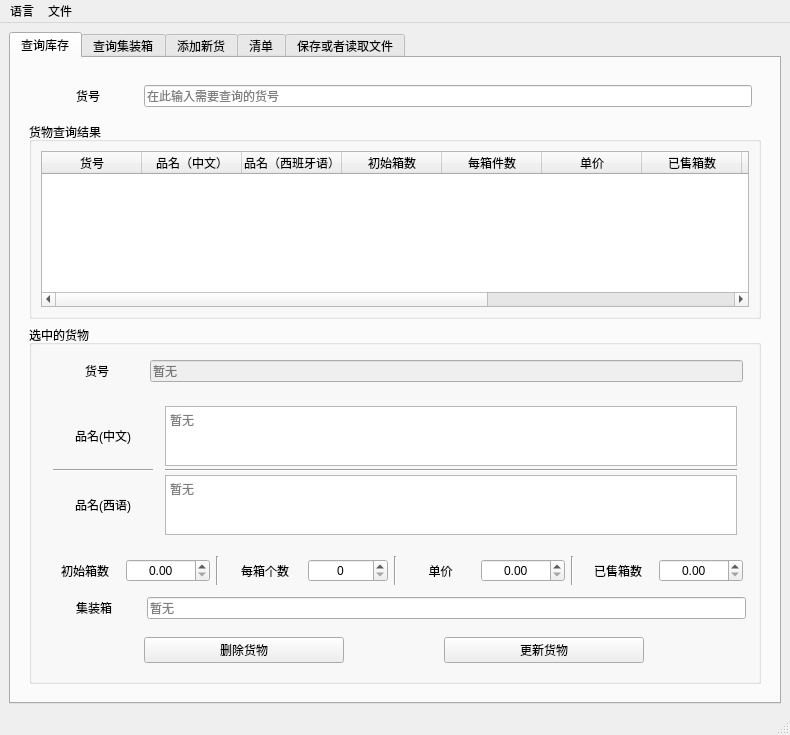
Qt form CompanyStroageManagement/mainwindow.ui (linxinwNeo/CompanyStroageManagement) before a commit.
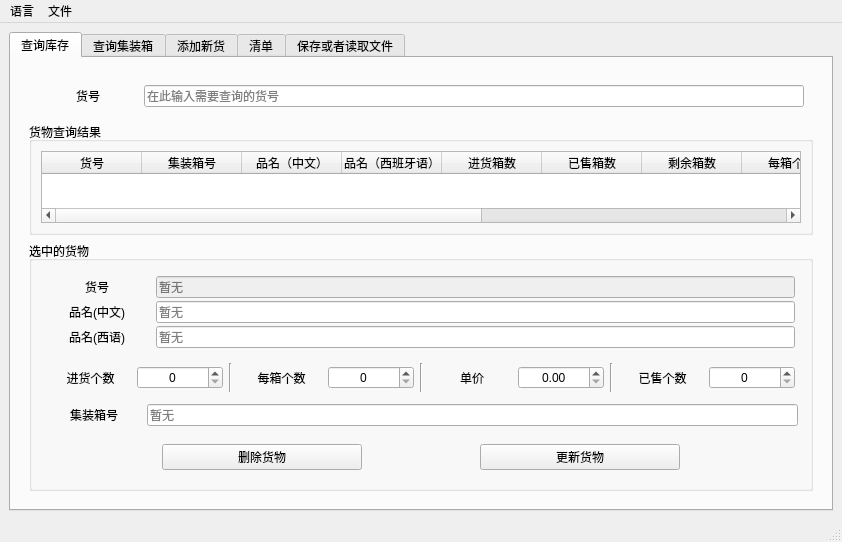
The same form after that commit.

Diff of the .ui file:
```diff
--- a/CompanyStroageManagement/mainwindow.ui
+++ b/CompanyStroageManagement/mainwindow.ui
@@ -6,8 +6,8 @@
    <rect>
     <x>0</x>
     <y>0</y>
-    <width>790</width>
-    <height>735</height>
+    <width>842</width>
+    <height>481</height>
    </rect>
   </property>
   <property name="windowTitle">
@@ -112,6 +112,11 @@
                   <string>货号</string>
                  </property>
                 </column>
+                <column>
+                 <property name="text">
+                  <string>集装箱号</string>
+                 </property>
+                </column>
                 <column>
                  <property name="text">
                   <string>品名（中文）</string>
@@ -124,17 +129,7 @@
                 </column>
                 <column>
                  <property name="text">
-                  <string>初始箱数</string>
-                 </property>
-                </column>
-                <column>
-                 <property name="text">
-                  <string>每箱件数</string>
-                 </property>
-                </column>
-                <column>
-                 <property name="text">
-                  <string>单价</string>
+                  <string>进货箱数</string>
                  </property>
                 </column>
                 <column>
@@ -142,11 +137,6 @@
                   <string>已售箱数</string>
                  </property>
                 </column>
-                <column>
-                 <property name="text">
-                  <string>已售个数</string>
-                 </property>
-                </column>
                 <column>
                  <property name="text">
                   <string>剩余箱数</string>
@@ -154,12 +144,27 @@
                 </column>
                 <column>
                  <property name="text">
-                  <string>剩余件数</string>
+                  <string>每箱个数</string>
                  </property>
                 </column>
                 <column>
                  <property name="text">
-                  <string>集装箱</string>
+                  <string>进货个数</string>
+                 </property>
+                </column>
+                <column>
+                 <property name="text">
+                  <string>已售个数</string>
+                 </property>
+                </column>
+                <column>
+                 <property name="text">
+                  <string>剩余个数</string>
+                 </property>
+                </column>
+                <column>
+                 <property name="text">
+                  <string>单价</string>
                  </property>
                 </column>
                </widget>
@@ -173,77 +178,6 @@
               <string>选中的货物</string>
              </property>
              <layout class="QVBoxLayout" name="verticalLayout_11">
-              <item>
-               <widget class="QWidget" name="widget_6" native="true">
-                <layout class="QHBoxLayout" name="horizontalLayout_10">
-                 <property name="spacing">
-                  <number>3</number>
-                 </property>
-                 <property name="leftMargin">
-                  <number>3</number>
-                 </property>
-                 <property name="topMargin">
-                  <number>3</number>
-                 </property>
-                 <property name="rightMargin">
-                  <number>3</number>
-                 </property>
-                 <property name="bottomMargin">
-                  <number>3</number>
-                 </property>
-                 <item>
-                  <widget class="QWidget" name="widget_7" native="true">
-                   <layout class="QHBoxLayout" name="horizontalLayout_2">
-                    <property name="spacing">
-                     <number>3</number>
-                    </property>
-                    <property name="leftMargin">
-                     <number>3</number>
-                    </property>
-                    <property name="topMargin">
-                     <number>3</number>
-                    </property>
-                    <property name="rightMargin">
-                     <number>3</number>
-                    </property>
-                    <property name="bottomMargin">
-                     <number>3</number>
-                    </property>
-                    <item>
-                     <widget class="QLabel" name="selected_model_MODELCODE_label">
-                      <property name="minimumSize">
-                       <size>
-                        <width>100</width>
-                        <height>0</height>
-                       </size>
-                      </property>
-                      <property name="text">
-                       <string>货号</string>
-                      </property>
-                      <property name="alignment">
-                       <set>Qt::AlignCenter</set>
-                      </property>
-                     </widget>
-                    </item>
-                    <item>
-                     <widget class="QLineEdit" name="selected_model_MODELCODE_LE">
-                      <property name="enabled">
-                       <bool>false</bool>
-                      </property>
-                      <property name="readOnly">
-                       <bool>true</bool>
-                      </property>
-                      <property name="placeholderText">
-                       <string>暂无</string>
-                      </property>
-                     </widget>
-                    </item>
-                   </layout>
-                  </widget>
-                 </item>
-                </layout>
-               </widget>
-              </item>
               <item>
                <widget class="QWidget" name="widget_17" native="true">
                 <property name="sizePolicy">
@@ -253,6 +187,21 @@
                  </sizepolicy>
                 </property>
                 <layout class="QHBoxLayout" name="horizontalLayout_3">
+                 <property name="spacing">
+                  <number>3</number>
+                 </property>
+                 <property name="leftMargin">
+                  <number>3</number>
+                 </property>
+                 <property name="topMargin">
+                  <number>3</number>
+                 </property>
+                 <property name="rightMargin">
+                  <number>3</number>
+                 </property>
+                 <property name="bottomMargin">
+                  <number>3</number>
+                 </property>
                  <item>
                   <widget class="QWidget" name="widget_8" native="true">
                    <layout class="QVBoxLayout" name="verticalLayout_5">
@@ -271,6 +220,22 @@
                     <property name="bottomMargin">
                      <number>3</number>
                     </property>
+                    <item>
+                     <widget class="QLabel" name="selected_model_MODELCODE_label">
+                      <property name="minimumSize">
+                       <size>
+                        <width>100</width>
+                        <height>0</height>
+                       </size>
+                      </property>
+                      <property name="text">
+                       <string>货号</string>
+                      </property>
+                      <property name="alignment">
+                       <set>Qt::AlignCenter</set>
+                      </property>
+                     </widget>
+                    </item>
                     <item>
                      <widget class="QLabel" name="selected_model_DESCRIPTION_CN_label">
                       <property name="enabled">
@@ -290,13 +255,6 @@
                       </property>
                      </widget>
                     </item>
-                    <item>
-                     <widget class="Line" name="line_6">
-                      <property name="orientation">
-                       <enum>Qt::Horizontal</enum>
-                      </property>
-                     </widget>
-                    </item>
                     <item>
                      <widget class="QLabel" name="selected_model_DESCRIPTION_SPAN_label">
                       <property name="enabled">
@@ -338,63 +296,27 @@
                      <number>3</number>
                     </property>
                     <item>
-                     <widget class="QTextEdit" name="selected_model_DESCRIPTION_CN_TextEdit">
-                      <property name="sizePolicy">
-                       <sizepolicy hsizetype="Expanding" vsizetype="Preferred">
-                        <horstretch>0</horstretch>
-                        <verstretch>0</verstretch>
-                       </sizepolicy>
+                     <widget class="QLineEdit" name="selected_model_MODELCODE_LE">
+                      <property name="enabled">
+                       <bool>false</bool>
                       </property>
-                      <property name="minimumSize">
-                       <size>
-                        <width>200</width>
-                        <height>30</height>
-                       </size>
+                      <property name="readOnly">
+                       <bool>true</bool>
                       </property>
-                      <property name="maximumSize">
-                       <size>
-                        <width>16777215</width>
-                        <height>60</height>
-                       </size>
-                      </property>
-                      <property name="sizeAdjustPolicy">
-                       <enum>QAbstractScrollArea::AdjustToContents</enum>
-                      </property>
                       <property name="placeholderText">
                        <string>暂无</string>
                       </property>
                      </widget>
                     </item>
                     <item>
-                     <widget class="Line" name="line_5">
-                      <property name="orientation">
-                       <enum>Qt::Horizontal</enum>
+                     <widget class="QLineEdit" name="selected_model_DESCRIPTION_CN_lineEdit">
+                      <property name="placeholderText">
+                       <string>暂无</string>
                       </property>
                      </widget>
                     </item>
                     <item>
-                     <widget class="QTextEdit" name="selected_model_DESCRIPTION_SPAN_TextEdit">
-                      <property name="sizePolicy">
-                       <sizepolicy hsizetype="Expanding" vsizetype="Preferred">
-                        <horstretch>0</horstretch>
-                        <verstretch>0</verstretch>
-                       </sizepolicy>
-                      </property>
-                      <property name="minimumSize">
-                       <size>
-                        <width>200</width>
-                        <height>30</height>
-                       </size>
-                      </property>
-                      <property name="maximumSize">
-                       <size>
-                        <width>16777215</width>
-                        <height>60</height>
-                       </size>
-                      </property>
-                      <property name="sizeAdjustPolicy">
-                       <enum>QAbstractScrollArea::AdjustToContents</enum>
-                      </property>
+                     <widget class="QLineEdit" name="selected_model_DESCRIPTION_SPAN_TextEdit_lineEdit">
                       <property name="placeholderText">
                        <string>暂无</string>
                       </property>
@@ -448,7 +370,7 @@
                        <bool>true</bool>
                       </property>
                       <property name="text">
-                       <string>初始箱数</string>
+                       <string>进货个数</string>
                       </property>
                       <property name="alignment">
                        <set>Qt::AlignCenter</set>
@@ -456,12 +378,12 @@
                      </widget>
                     </item>
                     <item>
-                     <widget class="QDoubleSpinBox" name="selected_model_NUM_INIT_BOXES_SB">
+                     <widget class="QSpinBox" name="selected_model_NUM_INIT_BOXES_SB">
                       <property name="alignment">
                        <set>Qt::AlignCenter</set>
                       </property>
                       <property name="maximum">
-                       <double>100000000.000000000000000</double>
+                       <number>999999999</number>
                       </property>
                      </widget>
                     </item>
@@ -512,7 +434,7 @@
                        <set>Qt::AlignCenter</set>
                       </property>
                       <property name="maximum">
-                       <number>100000000</number>
+                       <number>999999999</number>
                       </property>
                      </widget>
                     </item>
@@ -563,7 +485,7 @@
                        <set>Qt::AlignCenter</set>
                       </property>
                       <property name="maximum">
-                       <double>100000000.000000000000000</double>
+                       <double>999999999999999.000000000000000</double>
                       </property>
                      </widget>
                     </item>
@@ -598,7 +520,7 @@
                     <item>
                      <widget class="QLabel" name="selected_model_NUM_SOLD_BOXES_label">
                       <property name="text">
-                       <string>已售箱数</string>
+                       <string>已售个数</string>
                       </property>
                       <property name="alignment">
                        <set>Qt::AlignCenter</set>
@@ -606,12 +528,12 @@
                      </widget>
                     </item>
                     <item>
-                     <widget class="QDoubleSpinBox" name="selected_model_NUM_SOLD_BOXES_SB">
+                     <widget class="QSpinBox" name="selected_model_NUM_SOLD_BOXES_SB">
                       <property name="alignment">
                        <set>Qt::AlignCenter</set>
                       </property>
                       <property name="maximum">
-                       <double>100000000.000000000000000</double>
+                       <number>999999999</number>
                       </property>
                      </widget>
                     </item>
@@ -648,7 +570,7 @@
                     </size>
                    </property>
                    <property name="text">
-                    <string>集装箱</string>
+                    <string>集装箱号</string>
                    </property>
                    <property name="alignment">
                     <set>Qt::AlignCenter</set>
@@ -1295,7 +1217,7 @@
     <rect>
      <x>0</x>
      <y>0</y>
-     <width>790</width>
+     <width>842</width>
      <height>17</height>
     </rect>
    </property>
```
Left out of the diff: 43 changed lines with no effect on the pictures.
